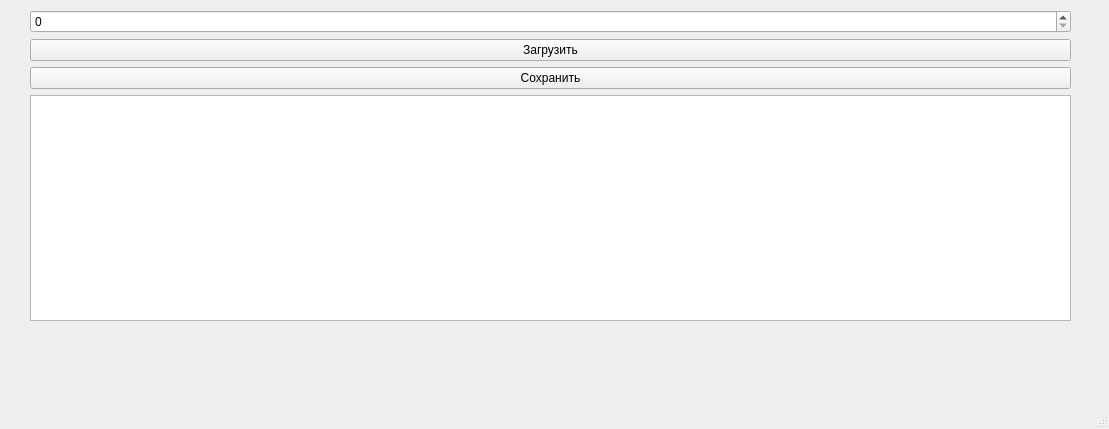
Above: task2/task2.ui from 5hp1k/Lab5_Apps before the change. Below: the same form after it.
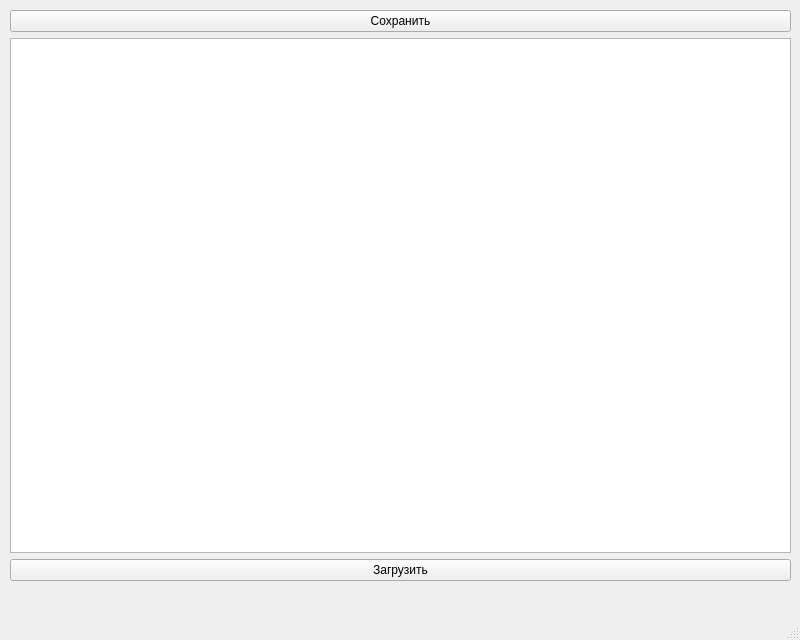
That is the form after the change.

Commit message: Доделал задание 2

Diff of the .ui file:
```diff
--- a/task2/task2.ui
+++ b/task2/task2.ui
@@ -6,8 +6,8 @@
    <rect>
     <x>0</x>
     <y>0</y>
-    <width>1109</width>
-    <height>429</height>
+    <width>800</width>
+    <height>640</height>
    </rect>
   </property>
   <property name="windowTitle">
@@ -17,25 +17,18 @@
    <widget class="QWidget" name="layoutWidget">
     <property name="geometry">
      <rect>
-      <x>30</x>
+      <x>10</x>
       <y>10</y>
-      <width>1041</width>
-      <height>311</height>
+      <width>781</width>
+      <height>571</height>
      </rect>
     </property>
     <layout class="QVBoxLayout" name="verticalLayout">
+     <property name="sizeConstraint">
+      <enum>QLayout::SetDefaultConstraint</enum>
+     </property>
      <item>
-      <widget class="QSpinBox" name="spinBox"/>
-     </item>
-     <item>
-      <widget class="QPushButton" name="pushButton">
-       <property name="text">
-        <string>Загрузить</string>
-       </property>
-      </widget>
-     </item>
-     <item>
-      <widget class="QPushButton" name="pushButton_2">
+      <widget class="QPushButton" name="saveButton">
        <property name="text">
         <string>Сохранить</string>
        </property>
@@ -44,6 +37,13 @@
      <item>
       <widget class="QTableWidget" name="tableWidget"/>
      </item>
+     <item>
+      <widget class="QPushButton" name="loadButton">
+       <property name="text">
+        <string>Загрузить</string>
+       </property>
+      </widget>
+     </item>
     </layout>
    </widget>
   </widget>
```
Left out of the diff: 4 changed lines with no effect on the pictures. The commit also changes 1 other file.
